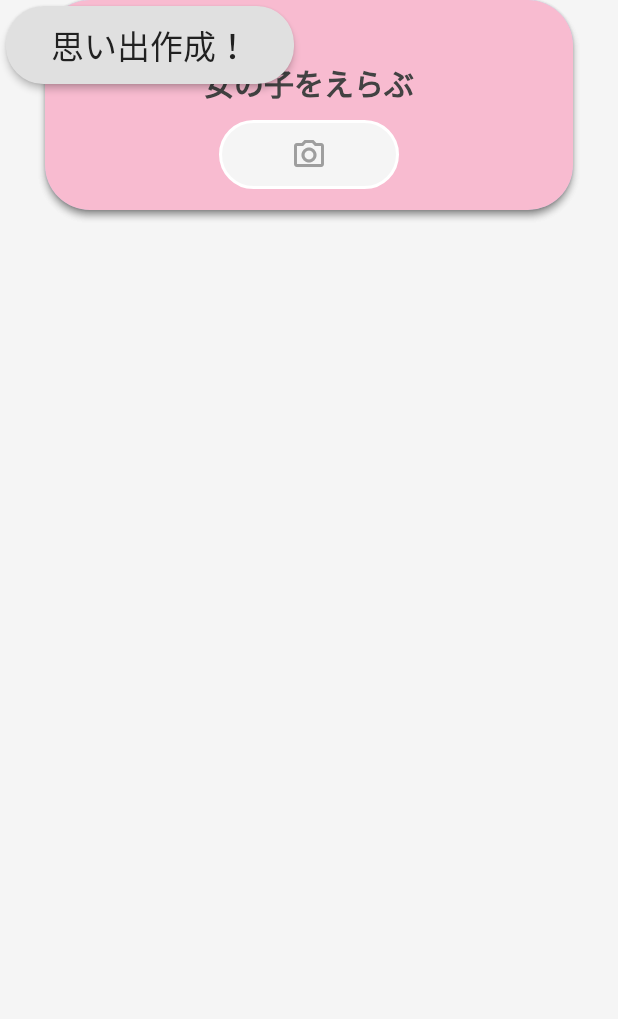
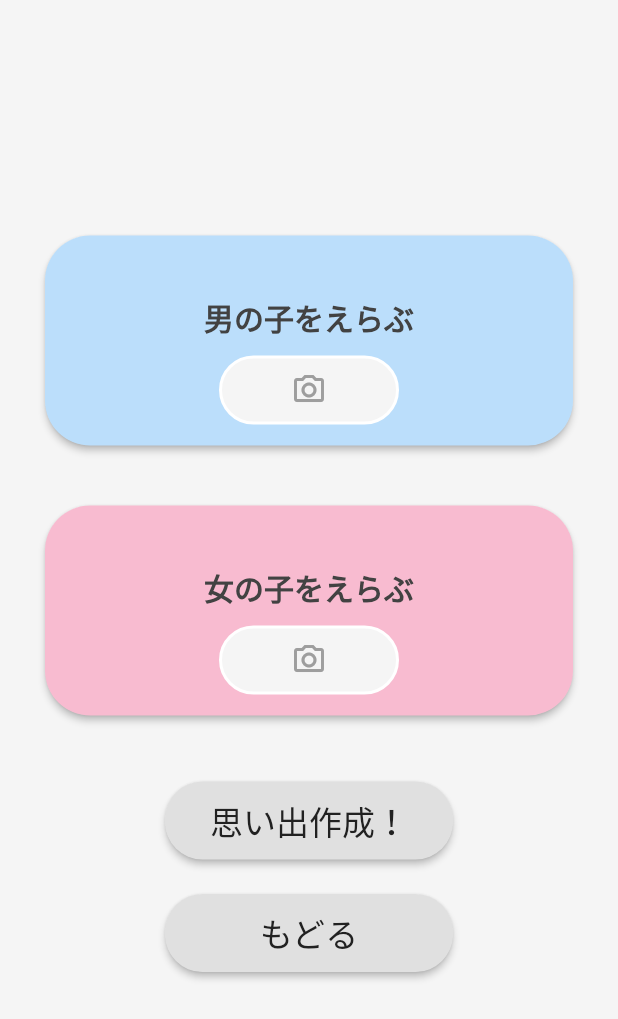
Before and after one commit to protopia-spajam/frontend_flutter, a Flutter app: the PrepareView screen opened directly, on a phone screen of 412 x 824 dp. Shown: the top 1019 px of the screen. Run offline on Flutter 3.47's test engine with Material 2 defaults, Android fonts, the phone set to English and light mode, and no system bars; our stand-ins replace image_picker, loading_animation_widget; Roboto replaces fonts that are missing (AniFont).

Commit message:
UI崩れ修正

```diff
--- a/lib/screens/prepare/index.dart
+++ b/lib/screens/prepare/index.dart
@@ -28,6 +28,7 @@ class _PrepareViewState extends State<PrepareView> {
       image = File(pickedFile!.path);
     });
   }
+
   //デバイスから画像を取得する（女の画像）
   Future getImageFromGallery2() async {
     final pickedFile = await picker.pickImage(source: ImageSource.gallery);
@@ -63,14 +64,17 @@ class _PrepareViewState extends State<PrepareView> {
       backgroundColor: Colors.grey.shade100,
       body: Stack(
         children: [
+          Column(
+            children: [
               Spacer(),
               InkWell(
                 child: SizedBox(
                   width: 500,
-              height: image==null ? 180 : 220,
+                  height: image == null ? 180 : 220,
                   // const(コンパイル定数)を定義できる
                   child: Card(
-                shape: RoundedRectangleBorder(borderRadius: BorderRadius.circular(30)),
+                    shape: RoundedRectangleBorder(
+                        borderRadius: BorderRadius.circular(30)),
                     color: Colors.blue.shade100, // Cardの背景色
                     margin: const EdgeInsets.only(
                       right: 30,
@@ -102,7 +106,8 @@ class _PrepareViewState extends State<PrepareView> {
                                     padding: EdgeInsets.zero,
                                     decoration: BoxDecoration(
                                       borderRadius: BorderRadius.circular(50),
-                              border: Border.all(color: Colors.white, width: 2),
+                                      border: Border.all(
+                                          color: Colors.white, width: 2),
                                       color: Colors.grey.shade100,
                                     ),
                                     child: Icon(
@@ -111,9 +116,23 @@ class _PrepareViewState extends State<PrepareView> {
                                     ),
                                   ),
                                 )
-                            : Image.file(image!)
+                              : Container(
+                                  width: 100.0,
+                                  height: 100.0,
+                                  decoration: BoxDecoration(
+                                    shape: BoxShape.circle,
                                   ),
-
+                                  child: CircleAvatar(
+                                    child: ClipOval(
+                                      child: Image.file(
+                                        image!,
+                                        width: 100,
+                                        fit: BoxFit.cover,
+                                      ),
+                                    ),
+                                  ),
+                                ),
+                        ),
                       ],
                     ),
                   ),
@@ -122,14 +141,14 @@ class _PrepareViewState extends State<PrepareView> {
                   getImageFromGallery();
                 },
               ),
-
               InkWell(
                 child: SizedBox(
                   width: 500,
-              height: image2==null ? 180 : 220,
+                  height: image2 == null ? 180 : 220,
                   // const(コンパイル定数)を定義できる
                   child: Card(
-                shape: RoundedRectangleBorder(borderRadius: BorderRadius.circular(30)),
+                    shape: RoundedRectangleBorder(
+                        borderRadius: BorderRadius.circular(30)),
                     color: Colors.pink.shade100, // Cardの背景色
                     margin: const EdgeInsets.only(
                       right: 30,
@@ -161,7 +180,8 @@ class _PrepareViewState extends State<PrepareView> {
                                     padding: EdgeInsets.zero,
                                     decoration: BoxDecoration(
                                       borderRadius: BorderRadius.circular(50),
-                              border: Border.all(color: Colors.white, width: 2),
+                                      border: Border.all(
+                                          color: Colors.white, width: 2),
                                       color: Colors.grey.shade100,
                                     ),
                                     child: Icon(
@@ -170,9 +190,23 @@ class _PrepareViewState extends State<PrepareView> {
                                     ),
                                   ),
                                 )
-                            : Image.file(image2!)
+                              : Container(
+                                  width: 100.0,
+                                  height: 100.0,
+                                  decoration: BoxDecoration(
+                                    shape: BoxShape.circle,
                                   ),
-
+                                  child: CircleAvatar(
+                                    child: ClipOval(
+                                      child: Image.file(
+                                        image2!,
+                                        width: 100,
+                                        fit: BoxFit.cover,
+                                      ),
+                                    ),
+                                  ),
+                                ),
+                        ),
                       ],
                     ),
                   ),
@@ -181,7 +215,6 @@ class _PrepareViewState extends State<PrepareView> {
                   getImageFromGallery2();
                 },
               ),
-
               InkWell(
                 onTap: () {
                   handleClick(
@@ -198,6 +231,31 @@ class _PrepareViewState extends State<PrepareView> {
                   );
                 },
                 child: Button('思い出作成！'),
+              ),
+              InkWell(
+                onTap: () {
+                  Navigator.pop(context);
+                },
+                child: Button('もどる'),
+              ),
+              Spacer(),
+            ],
+          ),
+          Visibility(
+            visible: isVisible,
+            child: Container(
+              color: const Color(0x55000000),
+              child: Center(
+                child: LoadingAnimationWidget.inkDrop(
+                  //この部分
+                  color: Colors.white,
+                  size: 100,
+                ),
+              ),
+            ),
+          ),
+        ],
+      ),
     );
   }
 }
```
Lines whose indentation alone changed are shown as unchanged.
